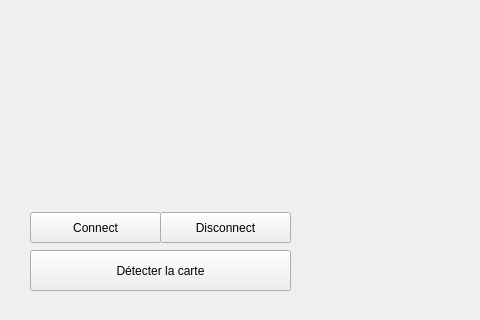
Old version of the form mafenetre.ui in the repository yacinecheikh/Wirelessed; both pictures show x 0 to 480 and y 280 to 600 of the 800 by 600 pixel window.
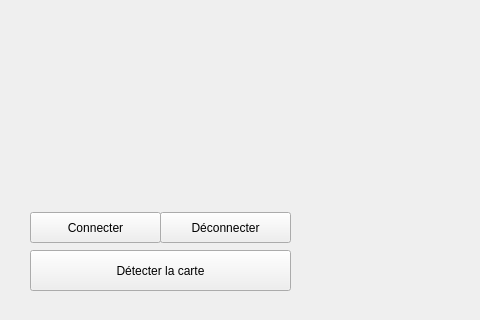
New version of the form.

```diff
--- a/mafenetre.ui
+++ b/mafenetre.ui
@@ -23,7 +23,7 @@
     </rect>
    </property>
    <property name="text">
-    <string>Connect</string>
+    <string>Connecter</string>
    </property>
   </widget>
   <widget class="QLabel" name="label_identity">
@@ -258,7 +258,7 @@
     </rect>
    </property>
    <property name="text">
-    <string>Disconnect</string>
+    <string>Déconnecter</string>
    </property>
   </widget>
  </widget>
```
